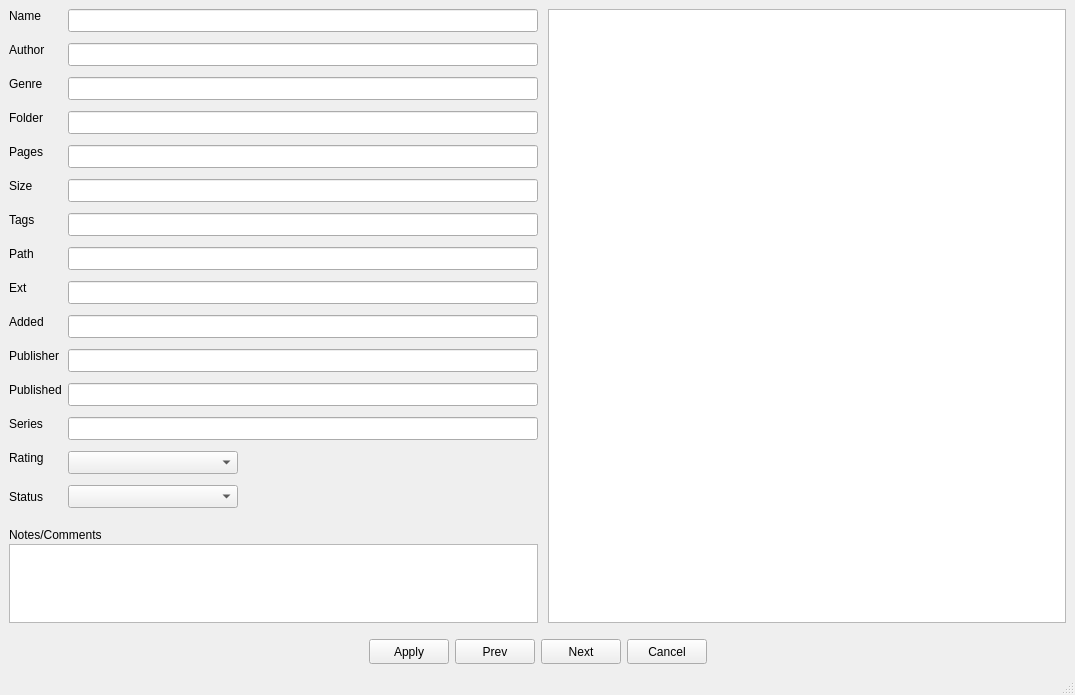
Qt form ui/bookdetailswindow.ui (MarioFares/Ebook-Access-Cpp) before a commit.
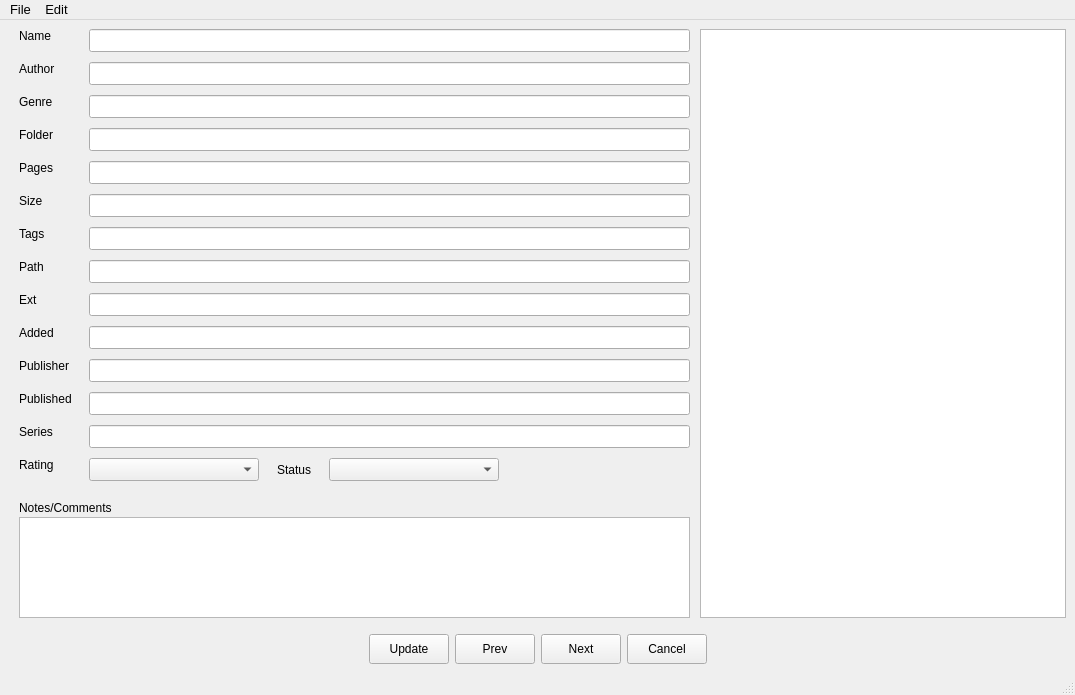
The same form after that commit. Icons and pictures are not drawn.

Commit message: UI design almost finalized for book details window

The edit to the form file:
```diff
--- a/ui/bookdetailswindow.ui
+++ b/ui/bookdetailswindow.ui
@@ -50,9 +50,9 @@
         <number>0</number>
        </property>
        <widget class="QWidget" name="layoutWidget">
-        <layout class="QGridLayout" name="gridLayout">
+        <layout class="QGridLayout" name="gridLayout" columnstretch="0,0,0,0,0">
          <property name="leftMargin">
-          <number>0</number>
+          <number>10</number>
          </property>
          <property name="rightMargin">
           <number>10</number>
@@ -61,59 +61,12 @@
           <number>20</number>
          </property>
          <property name="horizontalSpacing">
-          <number>6</number>
+          <number>0</number>
          </property>
          <property name="verticalSpacing">
-          <number>11</number>
+          <number>10</number>
          </property>
-         <item row="10" column="1">
-          <widget class="QLineEdit" name="textPublisher">
-           <property name="minimumSize">
-            <size>
-             <width>0</width>
-             <height>23</height>
-            </size>
-           </property>
-          </widget>
-         </item>
-         <item row="4" column="1">
-          <widget class="QLineEdit" name="textPages">
-           <property name="minimumSize">
-            <size>
-             <width>0</width>
-             <height>23</height>
-            </size>
-           </property>
-          </widget>
-         </item>
-         <item row="14" column="0">
-          <widget class="QLabel" name="labelStatus">
-           <property name="text">
-            <string>Status</string>
-           </property>
-          </widget>
-         </item>
-         <item row="9" column="1">
-          <widget class="QLineEdit" name="textDateAdded">
-           <property name="minimumSize">
-            <size>
-             <width>0</width>
-             <height>23</height>
-            </size>
-           </property>
-          </widget>
-         </item>
-         <item row="8" column="1">
-          <widget class="QLineEdit" name="textExt">
-           <property name="minimumSize">
-            <size>
-             <width>0</width>
-             <height>23</height>
-            </size>
-           </property>
-          </widget>
-         </item>
-         <item row="5" column="1">
+         <item row="5" column="1" colspan="4">
           <widget class="QLineEdit" name="textSize">
            <property name="minimumSize">
             <size>
@@ -123,8 +76,30 @@
            </property>
           </widget>
          </item>
+         <item row="0" column="0">
+          <widget class="QLabel" name="labelName">
+           <property name="maximumSize">
+            <size>
+             <width>70</width>
+             <height>16777215</height>
+            </size>
+           </property>
+           <property name="text">
+            <string>Name</string>
+           </property>
+           <property name="alignment">
+            <set>Qt::AlignLeading|Qt::AlignLeft|Qt::AlignTop</set>
+           </property>
+          </widget>
+         </item>
          <item row="5" column="0">
           <widget class="QLabel" name="labelSize">
+           <property name="maximumSize">
+            <size>
+             <width>70</width>
+             <height>16777215</height>
+            </size>
+           </property>
            <property name="text">
             <string>Size</string>
            </property>
@@ -135,6 +110,12 @@
          </item>
          <item row="3" column="0">
           <widget class="QLabel" name="labelFolder">
+           <property name="maximumSize">
+            <size>
+             <width>70</width>
+             <height>16777215</height>
+            </size>
+           </property>
            <property name="text">
             <string>Folder</string>
            </property>
@@ -145,6 +126,12 @@
          </item>
          <item row="11" column="0">
           <widget class="QLabel" name="labelDatePublished">
+           <property name="maximumSize">
+            <size>
+             <width>70</width>
+             <height>16777215</height>
+            </size>
+           </property>
            <property name="text">
             <string>Published</string>
            </property>
@@ -153,8 +140,8 @@
            </property>
           </widget>
          </item>
-         <item row="0" column="1">
-          <widget class="QLineEdit" name="textName">
+         <item row="9" column="1" colspan="4">
+          <widget class="QLineEdit" name="textDateAdded">
            <property name="minimumSize">
             <size>
              <width>0</width>
@@ -165,6 +152,12 @@
          </item>
          <item row="12" column="0">
           <widget class="QLabel" name="labelSeries">
+           <property name="maximumSize">
+            <size>
+             <width>70</width>
+             <height>16777215</height>
+            </size>
+           </property>
            <property name="text">
             <string>Series</string>
            </property>
@@ -173,8 +166,8 @@
            </property>
           </widget>
          </item>
-         <item row="12" column="1">
-          <widget class="QLineEdit" name="textSeries">
+         <item row="2" column="1" colspan="4">
+          <widget class="QLineEdit" name="textGenre">
            <property name="minimumSize">
             <size>
              <width>0</width>
@@ -183,8 +176,8 @@
            </property>
           </widget>
          </item>
-         <item row="6" column="1">
-          <widget class="QLineEdit" name="textTags">
+         <item row="7" column="1" colspan="4">
+          <widget class="QLineEdit" name="textPath">
            <property name="minimumSize">
             <size>
              <width>0</width>
@@ -195,6 +188,12 @@
          </item>
          <item row="9" column="0">
           <widget class="QLabel" name="labelDateAdded">
+           <property name="maximumSize">
+            <size>
+             <width>70</width>
+             <height>16777215</height>
+            </size>
+           </property>
            <property name="text">
             <string>Added</string>
            </property>
@@ -205,6 +204,12 @@
          </item>
          <item row="13" column="0">
           <widget class="QLabel" name="labelRating">
+           <property name="maximumSize">
+            <size>
+             <width>70</width>
+             <height>16777215</height>
+            </size>
+           </property>
            <property name="text">
             <string>Rating</string>
            </property>
@@ -215,6 +220,12 @@
          </item>
          <item row="6" column="0">
           <widget class="QLabel" name="labelTags">
+           <property name="maximumSize">
+            <size>
+             <width>70</width>
+             <height>16777215</height>
+            </size>
+           </property>
            <property name="text">
             <string>Tags</string>
            </property>
@@ -223,11 +234,41 @@
            </property>
           </widget>
          </item>
+         <item row="1" column="1" colspan="4">
+          <widget class="QLineEdit" name="textAuthor">
+           <property name="minimumSize">
+            <size>
+             <width>0</width>
+             <height>23</height>
+            </size>
+           </property>
+          </widget>
+         </item>
+         <item row="3" column="1" colspan="4">
+          <widget class="QLineEdit" name="textFolder">
+           <property name="minimumSize">
+            <size>
+             <width>0</width>
+             <height>23</height>
+            </size>
+           </property>
+          </widget>
+         </item>
+         <item row="4" column="1" colspan="4">
+          <widget class="QLineEdit" name="textPages">
+           <property name="minimumSize">
+            <size>
+             <width>0</width>
+             <height>23</height>
+            </size>
+           </property>
+          </widget>
+         </item>
          <item row="13" column="1">
           <widget class="QComboBox" name="comboBoxRating">
            <property name="minimumSize">
             <size>
-             <width>0</width>
+             <width>170</width>
              <height>23</height>
             </size>
            </property>
@@ -269,28 +310,14 @@
            </item>
           </widget>
          </item>
-         <item row="7" column="1">
-          <widget class="QLineEdit" name="textPath">
-           <property name="minimumSize">
-            <size>
-             <width>0</width>
-             <height>23</height>
-            </size>
-           </property>
-          </widget>
-         </item>
-         <item row="2" column="1">
-          <widget class="QLineEdit" name="textGenre">
-           <property name="minimumSize">
-            <size>
-             <width>0</width>
-             <height>23</height>
-            </size>
-           </property>
-          </widget>
-         </item>
          <item row="1" column="0">
           <widget class="QLabel" name="labelAuthor">
+           <property name="maximumSize">
+            <size>
+             <width>70</width>
+             <height>16777215</height>
+            </size>
+           </property>
            <property name="text">
             <string>Author</string>
            </property>
@@ -299,8 +326,18 @@
            </property>
           </widget>
          </item>
-         <item row="1" column="1">
-          <widget class="QLineEdit" name="textAuthor">
+         <item row="6" column="1" colspan="4">
+          <widget class="QLineEdit" name="textTags">
+           <property name="minimumSize">
+            <size>
+             <width>0</width>
+             <height>23</height>
+            </size>
+           </property>
+          </widget>
+         </item>
+         <item row="10" column="1" colspan="4">
+          <widget class="QLineEdit" name="textPublisher">
            <property name="minimumSize">
             <size>
              <width>0</width>
@@ -311,6 +348,12 @@
          </item>
          <item row="8" column="0">
           <widget class="QLabel" name="labelExt">
+           <property name="maximumSize">
+            <size>
+             <width>70</width>
+             <height>16777215</height>
+            </size>
+           </property>
            <property name="text">
             <string>Ext</string>
            </property>
@@ -319,38 +362,14 @@
            </property>
           </widget>
          </item>
-         <item row="11" column="1">
-          <widget class="QLineEdit" name="textDatePublished">
-           <property name="minimumSize">
-            <size>
-             <width>0</width>
-             <height>23</height>
-            </size>
-           </property>
-          </widget>
-         </item>
-         <item row="7" column="0">
-          <widget class="QLabel" name="labelPath">
-           <property name="text">
-            <string>Path</string>
-           </property>
-           <property name="alignment">
-            <set>Qt::AlignLeading|Qt::AlignLeft|Qt::AlignTop</set>
-           </property>
-          </widget>
-         </item>
-         <item row="2" column="0">
-          <widget class="QLabel" name="labelGenre">
-           <property name="text">
-            <string>Genre</string>
-           </property>
-           <property name="alignment">
-            <set>Qt::AlignLeading|Qt::AlignLeft|Qt::AlignTop</set>
-           </property>
-          </widget>
-         </item>
          <item row="4" column="0">
           <widget class="QLabel" name="labelPages">
+           <property name="maximumSize">
+            <size>
+             <width>70</width>
+             <height>16777215</height>
+            </size>
+           </property>
            <property name="text">
             <string>Pages</string>
            </property>
@@ -359,8 +378,46 @@
            </property>
           </widget>
          </item>
+         <item row="2" column="0">
+          <widget class="QLabel" name="labelGenre">
+           <property name="maximumSize">
+            <size>
+             <width>70</width>
+             <height>16777215</height>
+            </size>
+           </property>
+           <property name="text">
+            <string>Genre</string>
+           </property>
+           <property name="alignment">
+            <set>Qt::AlignLeading|Qt::AlignLeft|Qt::AlignTop</set>
+           </property>
+          </widget>
+         </item>
+         <item row="7" column="0">
+          <widget class="QLabel" name="labelPath">
+           <property name="maximumSize">
+            <size>
+             <width>70</width>
+             <height>16777215</height>
+            </size>
+           </property>
+           <property name="text">
+            <string>Path</string>
+           </property>
+           <property name="alignment">
+            <set>Qt::AlignLeading|Qt::AlignLeft|Qt::AlignTop</set>
+           </property>
+          </widget>
+         </item>
          <item row="10" column="0">
           <widget class="QLabel" name="labelPublisher">
+           <property name="maximumSize">
+            <size>
+             <width>70</width>
+             <height>16777215</height>
+            </size>
+           </property>
            <property name="text">
             <string>Publisher</string>
            </property>
@@ -369,8 +426,8 @@
            </property>
           </widget>
          </item>
-         <item row="3" column="1">
-          <widget class="QLineEdit" name="textFolder">
+         <item row="11" column="1" colspan="4">
+          <widget class="QLineEdit" name="textDatePublished">
            <property name="minimumSize">
             <size>
              <width>0</width>
@@ -379,51 +436,97 @@
            </property>
           </widget>
          </item>
-         <item row="0" column="0">
-          <widget class="QLabel" name="labelName">
-           <property name="text">
-            <string>Name</string>
+         <item row="0" column="1" colspan="4">
+          <widget class="QLineEdit" name="textName">
+           <property name="minimumSize">
+            <size>
+             <width>0</width>
+             <height>23</height>
+            </size>
            </property>
-           <property name="alignment">
-            <set>Qt::AlignLeading|Qt::AlignLeft|Qt::AlignTop</set>
-           </property>
           </widget>
          </item>
-         <item row="14" column="1">
-          <widget class="QComboBox" name="comboBoxStatus">
+         <item row="12" column="1" colspan="4">
+          <widget class="QLineEdit" name="textSeries">
            <property name="minimumSize">
             <size>
              <width>0</width>
              <height>23</height>
             </size>
            </property>
-           <property name="maximumSize">
+          </widget>
+         </item>
+         <item row="8" column="1" colspan="4">
+          <widget class="QLineEdit" name="textExt">
+           <property name="minimumSize">
             <size>
-             <width>170</width>
-             <height>16777215</height>
+             <width>0</width>
+             <height>23</height>
             </size>
            </property>
+          </widget>
+         </item>
+         <item row="13" column="2">
+          <layout class="QHBoxLayout" name="horLayStatus">
            <item>
-            <property name="text">
-             <string/>
-            </property>
+            <widget class="QLabel" name="labelStatus">
+             <property name="minimumSize">
+              <size>
+               <width>70</width>
+               <height>0</height>
+              </size>
+             </property>
+             <property name="maximumSize">
+              <size>
+               <width>70</width>
+               <height>16777215</height>
+              </size>
+             </property>
+             <property name="text">
+              <string>Status</string>
+             </property>
+             <property name="alignment">
+              <set>Qt::AlignCenter</set>
+             </property>
+            </widget>
            </item>
            <item>
-            <property name="text">
-             <string>Prospective</string>
-            </property>
+            <widget class="QComboBox" name="comboBoxStatus">
+             <property name="minimumSize">
+              <size>
+               <width>170</width>
+               <height>23</height>
+              </size>
+             </property>
+             <property name="maximumSize">
+              <size>
+               <width>170</width>
+               <height>16777215</height>
+              </size>
+             </property>
+             <item>
+              <property name="text">
+               <string/>
+              </property>
+             </item>
+             <item>
+              <property name="text">
+               <string>Prospective</string>
+              </property>
+             </item>
+             <item>
+              <property name="text">
+               <string>Pending</string>
+              </property>
+             </item>
+             <item>
+              <property name="text">
+               <string>Complete</string>
+              </property>
+             </item>
+            </widget>
            </item>
-           <item>
-            <property name="text">
-             <string>Pending</string>
-            </property>
-           </item>
-           <item>
-            <property name="text">
-             <string>Complete</string>
-            </property>
-           </item>
-          </widget>
+          </layout>
          </item>
         </layout>
        </widget>
@@ -438,7 +541,7 @@
           <number>2</number>
          </property>
          <property name="leftMargin">
-          <number>0</number>
+          <number>10</number>
          </property>
          <property name="topMargin">
           <number>0</number>
@@ -457,7 +560,45 @@
           </widget>
          </item>
          <item>
-          <widget class="QPlainTextEdit" name="textEdit"/>
+          <widget class="QPlainTextEdit" name="textEdit">
+           <property name="palette">
+            <palette>
+             <active>
+              <colorrole role="WindowText">
+               <brush brushstyle="SolidPattern">
+                <color alpha="255">
+                 <red>208</red>
+                 <green>208</green>
+                 <blue>208</blue>
+                </color>
+               </brush>
+              </colorrole>
+             </active>
+             <inactive>
+              <colorrole role="WindowText">
+               <brush brushstyle="SolidPattern">
+                <color alpha="255">
+                 <red>208</red>
+                 <green>208</green>
+                 <blue>208</blue>
+                </color>
+               </brush>
+              </colorrole>
+             </inactive>
+             <disabled>
+              <colorrole role="WindowText">
+               <brush brushstyle="SolidPattern">
+                <color alpha="96">
+                 <red>164</red>
+                 <green>166</green>
+                 <blue>168</blue>
+                </color>
+               </brush>
+              </colorrole>
+             </disabled>
+            </palette>
+           </property>
+          </widget>
          </item>
         </layout>
        </widget>
@@ -503,14 +644,14 @@
          <property name="minimumSize">
           <size>
            <width>70</width>
-           <height>25</height>
+           <height>30</height>
           </size>
          </property>
          <property name="cursor">
           <cursorShape>PointingHandCursor</cursorShape>
          </property>
          <property name="text">
-          <string>Apply</string>
+          <string>Update</string>
          </property>
         </widget>
        </item>
@@ -519,7 +660,7 @@
          <property name="minimumSize">
           <size>
            <width>70</width>
-           <height>25</height>
+           <height>30</height>
           </size>
          </property>
          <property name="cursor">
@@ -535,7 +676,7 @@
          <property name="minimumSize">
           <size>
            <width>70</width>
-           <height>25</height>
+           <height>30</height>
           </size>
          </property>
          <property name="cursor">
@@ -557,7 +698,7 @@
          <property name="minimumSize">
           <size>
            <width>70</width>
-           <height>25</height>
+           <height>30</height>
           </size>
          </property>
          <property name="cursor">
@@ -595,6 +736,18 @@
      <height>23</height>
     </rect>
    </property>
+   <widget class="QMenu" name="menuFile">
+    <property name="title">
+     <string>File</string>
+    </property>
+   </widget>
+   <widget class="QMenu" name="menuEdit">
+    <property name="title">
+     <string>Edit</string>
+    </property>
+   </widget>
+   <addaction name="menuFile"/>
+   <addaction name="menuEdit"/>
   </widget>
   <widget class="QStatusBar" name="statusbar"/>
  </widget>
```
Left out of the diff: 4 changed lines with no effect on the pictures.
